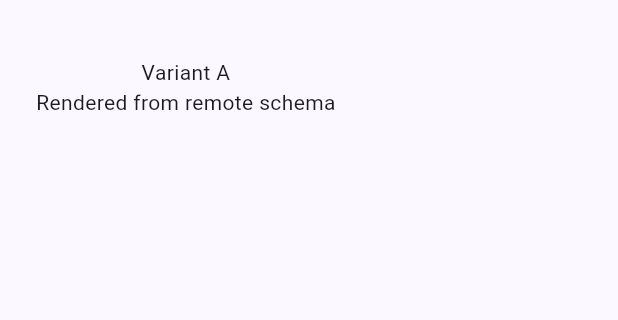
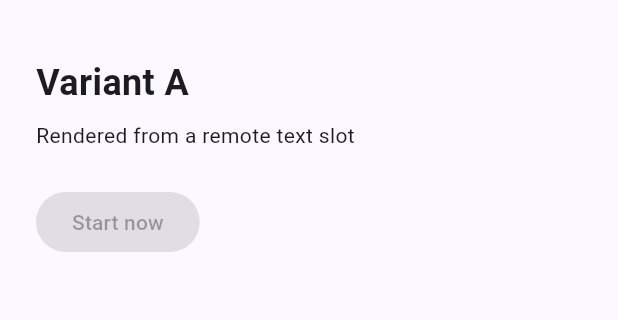
Before and after one commit to mkosei/flutter_variants, a Flutter app: the screen it shows after launch, on a phone screen of 412 x 824 dp, the part 63-383 px from its top. Run offline on Flutter 3.47's test engine with Material 3 defaults, Android fonts, the phone set to English and light mode, and no system bars.

Commit message:
feat: replace renderer with remote text slots

```diff
--- a/example/lib/main.dart
+++ b/example/lib/main.dart
@@ -23,29 +23,47 @@ class DemoApp extends StatelessWidget {
 class DemoHomePage extends StatelessWidget {
   const DemoHomePage({super.key});
 
-  static const schema = {
-    'type': 'column',
-    'children': [
-      {
-        'type': 'text',
-        'value': 'Variant A',
-      },
-      {
-        'type': 'text',
-        'value': 'Rendered from remote schema',
-      },
-    ],
+  static const variantValues = {
+    'example.variant_title': {'type': 'text', 'value': 'Variant A'},
+    'example.variant_body': {
+      'type': 'text',
+      'value': 'Rendered from a remote text slot',
+    },
+    'example.cta_label': {'type': 'text', 'value': 'Start now'},
   };
 
   @override
   Widget build(BuildContext context) {
     return Scaffold(
-      appBar: AppBar(
-        title: const Text('Flutter Variants Demo'),
-      ),
+      appBar: AppBar(title: const Text('Flutter Variants Demo')),
       body: const Padding(
         padding: EdgeInsets.all(24),
-        child: RemoteRenderer(schema: schema),
+        child: RemoteVariantScope(
+          values: variantValues,
+          child: Column(
+            crossAxisAlignment: CrossAxisAlignment.start,
+            children: [
+              RemoteText(
+                id: 'example.variant_title',
+                fallback: 'Default title',
+                style: TextStyle(fontSize: 24, fontWeight: FontWeight.bold),
+              ),
+              SizedBox(height: 8),
+              RemoteText(
+                id: 'example.variant_body',
+                fallback: 'Default body copy',
+              ),
+              SizedBox(height: 24),
+              ElevatedButton(
+                onPressed: null,
+                child: RemoteText(
+                  id: 'example.cta_label',
+                  fallback: 'Continue',
+                ),
+              ),
+            ],
+          ),
+        ),
       ),
     );
   }
--- a/lib/flutter_variants.dart
+++ b/lib/flutter_variants.dart
@@ -1,7 +1,4 @@
 library;
 
-export 'src/core/remote_node.dart';
-export 'src/parser/remote_parser.dart';
-export 'src/renderer/remote_renderer.dart';
-export 'src/renderer/remote_widget_builder.dart';
-export 'src/renderer/unknown_widget_fallback.dart';
+export 'src/core/remote_variant_scope.dart';
+export 'src/widgets/remote_text.dart';
--- a/lib/src/core/remote_node.dart
+++ /dev/null
@@ -1,11 +0,0 @@
-class RemoteNode {
-  final String type;
-  final Map<String, dynamic> props;
-  final List<RemoteNode> children;
-
-  const RemoteNode({
-    required this.type,
-    required this.props,
-    this.children = const [],
-  });
-}
--- /dev/null
+++ b/lib/src/core/remote_variant_scope.dart
@@ -0,0 +1,22 @@
+import 'package:flutter/widgets.dart';
+
+class RemoteVariantScope extends InheritedWidget {
+  final Map<String, Map<String, dynamic>> values;
+
+  const RemoteVariantScope({
+    super.key,
+    required this.values,
+    required super.child,
+  });
+
+  static Map<String, dynamic>? maybeValueOf(BuildContext context, String id) {
+    final scope = context
+        .dependOnInheritedWidgetOfExactType<RemoteVariantScope>();
+    return scope?.values[id];
+  }
+
+  @override
+  bool updateShouldNotify(RemoteVariantScope oldWidget) {
+    return values != oldWidget.values;
+  }
+}
--- a/lib/src/parser/remote_parser.dart
+++ /dev/null
@@ -1,16 +0,0 @@
-import '../core/remote_node.dart';
-
-RemoteNode parseRemoteNode(Map<String, dynamic> schema) {
-  final childrenJson = schema['children'];
-
-  return RemoteNode(
-    type: schema['type'] as String? ?? '',
-    props: schema,
-    children: childrenJson is List
-        ? childrenJson
-            .whereType<Map<String, dynamic>>()
-            .map(parseRemoteNode)
-            .toList()
-        : const [],
-  );
-}
--- a/lib/src/renderer/remote_renderer.dart
+++ /dev/null
@@ -1,19 +0,0 @@
-import 'package:flutter/widgets.dart';
-
-import '../parser/remote_parser.dart';
-import 'remote_widget_builder.dart';
-
-class RemoteRenderer extends StatelessWidget {
-  final Map<String, dynamic> schema;
-
-  const RemoteRenderer({
-    super.key,
-    required this.schema,
-  });
-
-  @override
-  Widget build(BuildContext context) {
-    final node = parseRemoteNode(schema);
-    return buildRemoteWidget(node);
-  }
-}
--- a/lib/src/renderer/remote_widget_builder.dart
+++ /dev/null
@@ -1,17 +0,0 @@
-import 'package:flutter/widgets.dart';
-
-import '../core/remote_node.dart';
-import 'unknown_widget_fallback.dart';
-
-Widget buildRemoteWidget(RemoteNode node) {
-  switch (node.type) {
-    case 'text':
-      return Text(node.props['value'] as String? ?? '');
-    case 'column':
-      return Column(
-        children: node.children.map(buildRemoteWidget).toList(),
-      );
-    default:
-      return UnknownWidgetFallback(type: node.type);
-  }
-}
--- a/lib/src/renderer/unknown_widget_fallback.dart
+++ /dev/null
@@ -1,31 +0,0 @@
-import 'package:flutter/widgets.dart';
-
-class UnknownWidgetFallback extends StatelessWidget {
-  final String type;
-
-  const UnknownWidgetFallback({
-    super.key,
-    required this.type,
-  });
-
-  @override
-  Widget build(BuildContext context) {
-    Widget fallback = const SizedBox.shrink();
-
-    assert(() {
-      fallback = DecoratedBox(
-        decoration: BoxDecoration(
-          color: const Color(0xFFFFF3CD),
-          border: Border.all(color: const Color(0xFFFFC107)),
-        ),
-        child: Padding(
-          padding: const EdgeInsets.all(8),
-          child: Text('Unknown remote widget: $type'),
-        ),
-      );
-      return true;
-    }());
-
-    return fallback;
-  }
-}
--- /dev/null
+++ b/lib/src/widgets/remote_text.dart
@@ -0,0 +1,39 @@
+import 'package:flutter/widgets.dart';
+
+import '../core/remote_variant_scope.dart';
+
+class RemoteText extends StatelessWidget {
+  final String id;
+  final String fallback;
+  final TextStyle? style;
+  final TextAlign? textAlign;
+  final int? maxLines;
+  final TextOverflow? overflow;
+
+  const RemoteText({
+    super.key,
+    required this.id,
+    required this.fallback,
+    this.style,
+    this.textAlign,
+    this.maxLines,
+    this.overflow,
+  });
+
+  @override
+  Widget build(BuildContext context) {
+    final value = RemoteVariantScope.maybeValueOf(context, id);
+    final remoteValue = value?['value'];
+    final text = value?['type'] == 'text' && remoteValue is String
+        ? remoteValue
+        : null;
+
+    return Text(
+      text ?? fallback,
+      style: style,
+      textAlign: textAlign,
+      maxLines: maxLines,
+      overflow: overflow,
+    );
+  }
+}
```
Also changed, not shown: 2 other files.
